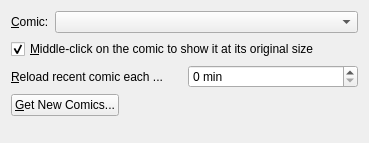
This is applets/comic/comicSettings.ui in KDE/kdeplasma-addons as Qt 5 draws it before an edit. The edited form follows.
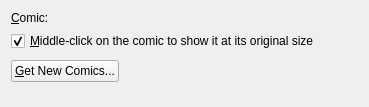
This is the edited form. Custom widgets are drawn as their Qt base class.

Commit message: Option to change the tabs automatically after a certain time.

What changed in the file:
```diff
--- a/applets/comic/comicSettings.ui
+++ b/applets/comic/comicSettings.ui
@@ -7,7 +7,7 @@
     <x>0</x>
     <y>0</y>
     <width>369</width>
-    <height>143</height>
+    <height>107</height>
    </rect>
   </property>
   <property name="minimumSize">
@@ -65,49 +65,13 @@
        </property>
       </widget>
      </item>
-     <item>
-      <layout class="QHBoxLayout" name="horizontalLayout_2">
-       <property name="sizeConstraint">
-        <enum>QLayout::SetDefaultConstraint</enum>
-       </property>
-       <item>
-        <widget class="QLabel" name="label_2">
-         <property name="toolTip">
-          <string>Stored positions are not ignored.</string>
-         </property>
-         <property name="text">
-          <string>&amp;Reload recent comic each ...</string>
-         </property>
-         <property name="buddy">
-          <cstring>spinBox_Reload</cstring>
-         </property>
-        </widget>
-       </item>
-       <item>
-        <widget class="QSpinBox" name="spinBox_Reload">
-         <property name="sizePolicy">
-          <sizepolicy hsizetype="Minimum" vsizetype="Fixed">
-           <horstretch>0</horstretch>
-           <verstretch>0</verstretch>
-          </sizepolicy>
-         </property>
-         <property name="suffix">
-          <string> min</string>
-         </property>
-         <property name="maximum">
-          <number>600</number>
-         </property>
-        </widget>
-       </item>
-      </layout>
-     </item>
      <item>
       <spacer name="verticalSpacer_2">
        <property name="orientation">
         <enum>Qt::Vertical</enum>
        </property>
        <property name="sizeType">
-        <enum>QSizePolicy::Maximum</enum>
+        <enum>QSizePolicy::Fixed</enum>
        </property>
        <property name="sizeHint" stdset="0">
         <size>
@@ -164,7 +128,7 @@
  <customwidgets>
   <customwidget>
    <class>KComboBox</class>
-   <extends>QComboBox</extends>
+   <extends></extends>
    <header>kcombobox.h</header>
   </customwidget>
  </customwidgets>
```
The commit also changes 5 other files.
